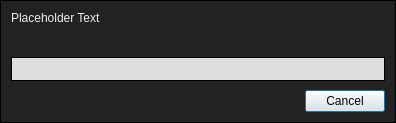
Above: src/ui/dialogs/progressdialog.ui from jahshaka/Studio before the change. Below: the same form after it.
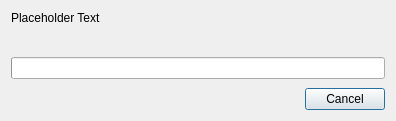
That is the form after the change.

What changed in the file:
```diff
--- a/src/ui/dialogs/progressdialog.ui
+++ b/src/ui/dialogs/progressdialog.ui
@@ -13,25 +13,6 @@
   <property name="windowTitle">
    <string>Jahshaka</string>
   </property>
-  <property name="styleSheet">
-   <string notr="true">QLabel {
-	color: #EEEEEE;
-}
-
-QProgressBar {
-     border: 1px solid black;
-     background-color: #DEDEDE;
- }
-
- QProgressBar::chunk {
-     background-color: #3498db;
- }
-
-#ProgressDialog {
-	background: #222;
-	border: 1px solid black;
-}</string>
-  </property>
   <layout class="QVBoxLayout" name="verticalLayout">
    <property name="spacing">
     <number>9</number>
@@ -60,9 +41,6 @@
      <property name="text">
       <string/>
      </property>
-     <property name="styleSheet">
-      <string notr="true">color: #999999;</string>
-     </property>
     </widget>
    </item>
    <item>
```
